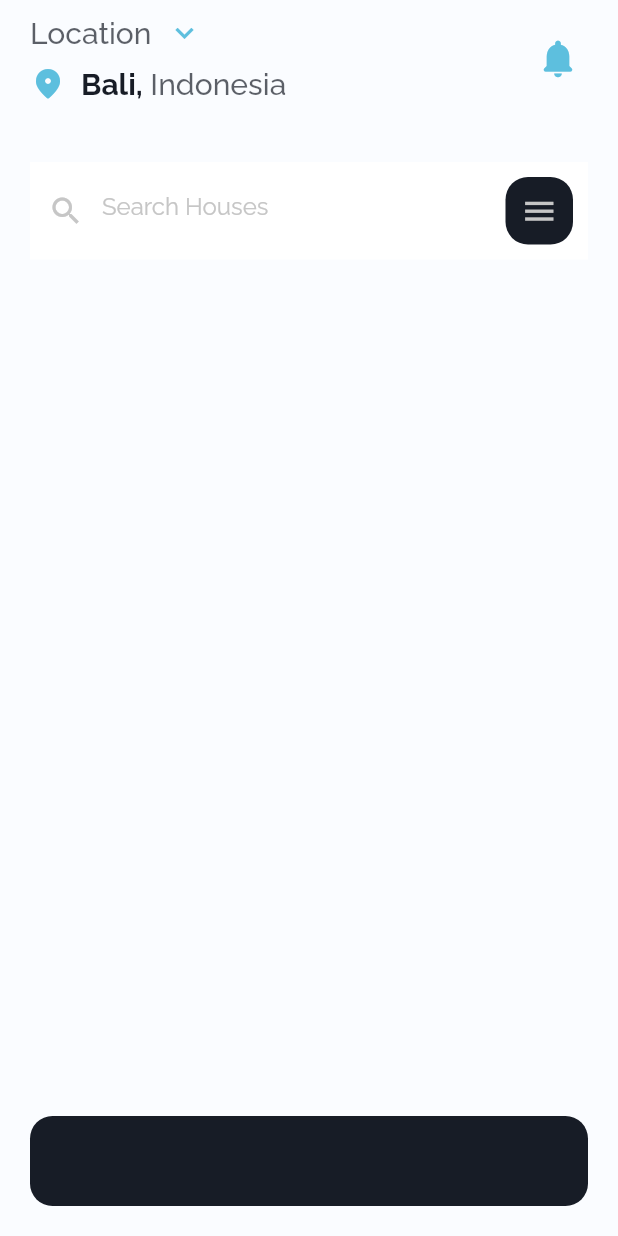
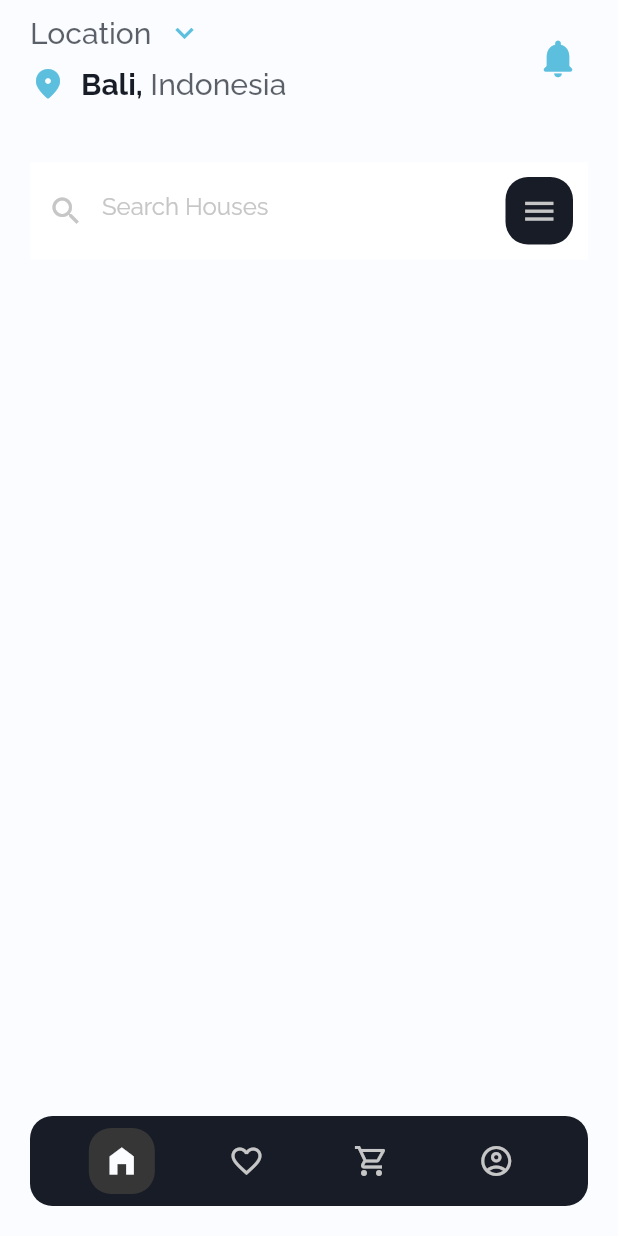
Before and after one commit to CharwekarAkshay/home-rent-flutter, a Flutter app: the screen it shows after launch, on a phone screen of 412 x 824 dp. Run offline on Flutter 3.47's test engine with Material 2 defaults, Android fonts, the phone set to English and light mode, and no system bars; our stand-ins replace google_fonts.

Commit message:
Created floating bottom navigation bar

```diff
--- a/lib/constants.dart
+++ b/lib/constants.dart
@@ -4,4 +4,7 @@ const scaffoldColor = Color(0xFFFAFCFF);
 const fontColor = Color(0xFF171C26);
 const iconColor = Color(0xFF5DBFDE);
 const iconColorSecondary = Color(0xFFC6C6C6);
+
+const secondaryBackgroundColor = Color(0xFF363636);
+
 const defaultPadding = 20.0;
--- a/lib/main.dart
+++ b/lib/main.dart
@@ -14,7 +14,7 @@ class MyApp extends StatelessWidget {
   @override
   Widget build(BuildContext context) {
     return MaterialApp(
-      title: 'Flutter Demo',
+      title: 'House Rent',
       theme: ThemeData(
         scaffoldBackgroundColor: scaffoldColor,
         textTheme: GoogleFonts.ralewayTextTheme(),
--- /dev/null
+++ b/lib/screens/home/components/navigation_button_component.dart
@@ -0,0 +1,35 @@
+import 'package:flutter/material.dart';
+import 'package:room_rent/constants.dart';
+
+class NavigationButtonComponent extends StatelessWidget {
+  const NavigationButtonComponent({
+    Key? key,
+    required this.icon,
+    required this.selectedIcon,
+    required this.onTap,
+    this.isActive = false,
+  }) : super(key: key);
+
+  final IconData icon;
+  final IconData selectedIcon;
+  final GestureTapCallback onTap;
+  final bool isActive;
+
+  @override
+  Widget build(BuildContext context) {
+    return InkWell(
+      onTap: onTap,
+      child: Container(
+        padding: const EdgeInsets.all(defaultPadding / 2),
+        decoration: BoxDecoration(
+          color: isActive ? secondaryBackgroundColor : Colors.transparent,
+          borderRadius: BorderRadius.circular(15),
+        ),
+        child: Icon(
+          isActive ? selectedIcon : icon,
+          color: isActive ? scaffoldColor : iconColorSecondary,
+        ),
+      ),
+    );
+  }
+}
--- a/lib/screens/home/home_screen.dart
+++ b/lib/screens/home/home_screen.dart
@@ -2,19 +2,20 @@ import 'package:flutter/material.dart';
 import 'package:room_rent/constants.dart';
 
 import 'components/header_component.dart';
+import 'components/navigation_button_component.dart';
 import 'components/search_component.dart';
 
 class HomeScreen extends StatefulWidget {
   static final routeName = "/";
-
   @override
   _HomeScreenState createState() => _HomeScreenState();
 }
 
 class _HomeScreenState extends State<HomeScreen> {
+  int _currentIndex = 0;
+
   @override
   Widget build(BuildContext context) {
-    Size size = MediaQuery.of(context).size;
     return Scaffold(
       body: SafeArea(
         child: Padding(
@@ -42,42 +43,49 @@ class _HomeScreenState extends State<HomeScreen> {
           color: fontColor,
           borderRadius: BorderRadius.circular(15),
         ),
+        child: Row(
+          mainAxisAlignment: MainAxisAlignment.spaceEvenly,
+          children: [
+            NavigationButtonComponent(
+              icon: Icons.home,
+              selectedIcon: Icons.home_filled,
+              isActive: _currentIndex == 0,
+              onTap: () {
+                setState(() {
+                  _currentIndex = 0;
+                });
+              },
+            ),
+            NavigationButtonComponent(
+                icon: Icons.favorite_border,
+                selectedIcon: Icons.favorite,
+                isActive: _currentIndex == 1,
+                onTap: () {
+                  setState(() {
+                    _currentIndex = 1;
+                  });
+                }),
+            NavigationButtonComponent(
+                icon: Icons.shopping_cart_outlined,
+                selectedIcon: Icons.shopping_cart,
+                isActive: _currentIndex == 2,
+                onTap: () {
+                  setState(() {
+                    _currentIndex = 2;
+                  });
+                }),
+            NavigationButtonComponent(
+                icon: Icons.account_circle_outlined,
+                selectedIcon: Icons.account_circle,
+                isActive: _currentIndex == 3,
+                onTap: () {
+                  setState(() {
+                    _currentIndex = 3;
+                  });
+                }),
+          ],
+        ),
       ),
     );
   }
 }
-
-
-/**
- *
- *  bottomNavigationBar: Theme(
-        data: Theme.of(context).copyWith(
-          canvasColor: fontColor,
-        ),
-        child: BottomNavigationBar(
-          type: BottomNavigationBarType.shifting,
-          selectedItemColor: Colors.amber,
-          unselectedItemColor: Colors.red,
-          showSelectedLabels: false,
-
-          items: [
-            BottomNavigationBarItem(
-              icon: Icon(Icons.home),
-              label: 'Home',
-            ),
-            BottomNavigationBarItem(
-              icon: Icon(Icons.favorite_border),
-              label: 'Business',
-            ),
-            BottomNavigationBarItem(
-              icon: Icon(Icons.shopping_cart),
-              label: 'School',
-            ),
-            BottomNavigationBarItem(
-              icon: Icon(Icons.person),
-              label: 'School',
-            ),
-          ],
-        ),
-      ),
- */
```
